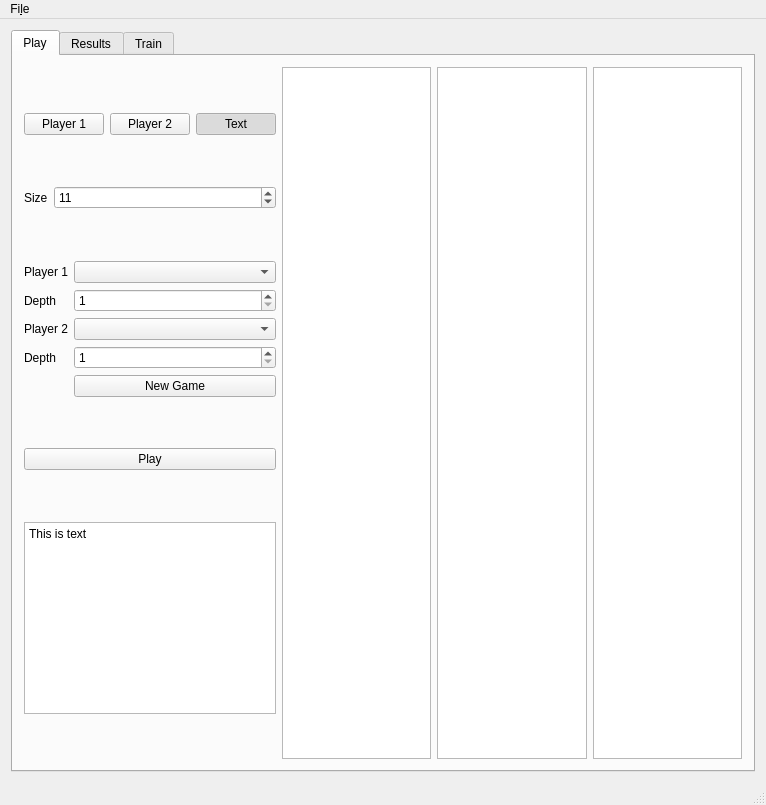
Phyronnaz/TIPE_Hex, file TIPE_Hex_QT/mainwindow.ui: the form before one commit.
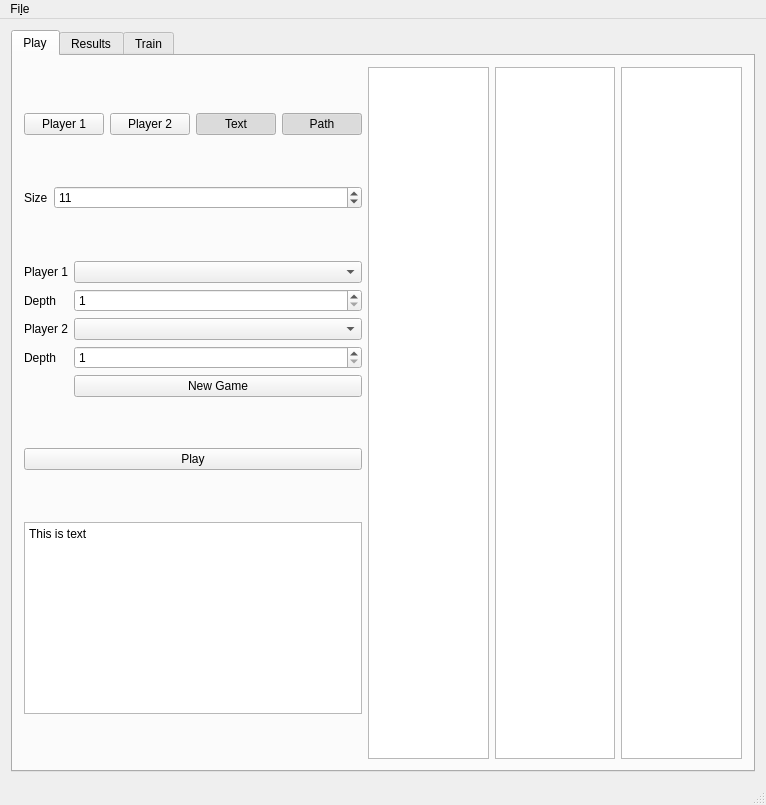
The form after the commit.

The edit to the form file:
```diff
--- a/TIPE_Hex_QT/mainwindow.ui
+++ b/TIPE_Hex_QT/mainwindow.ui
@@ -183,6 +183,19 @@
               </property>
              </widget>
             </item>
+            <item>
+             <widget class="QPushButton" name="pushButtonViewPath">
+              <property name="text">
+               <string>Path</string>
+              </property>
+              <property name="checkable">
+               <bool>true</bool>
+              </property>
+              <property name="checked">
+               <bool>true</bool>
+              </property>
+             </widget>
+            </item>
            </layout>
           </item>
           <item row="4" column="0">
```
